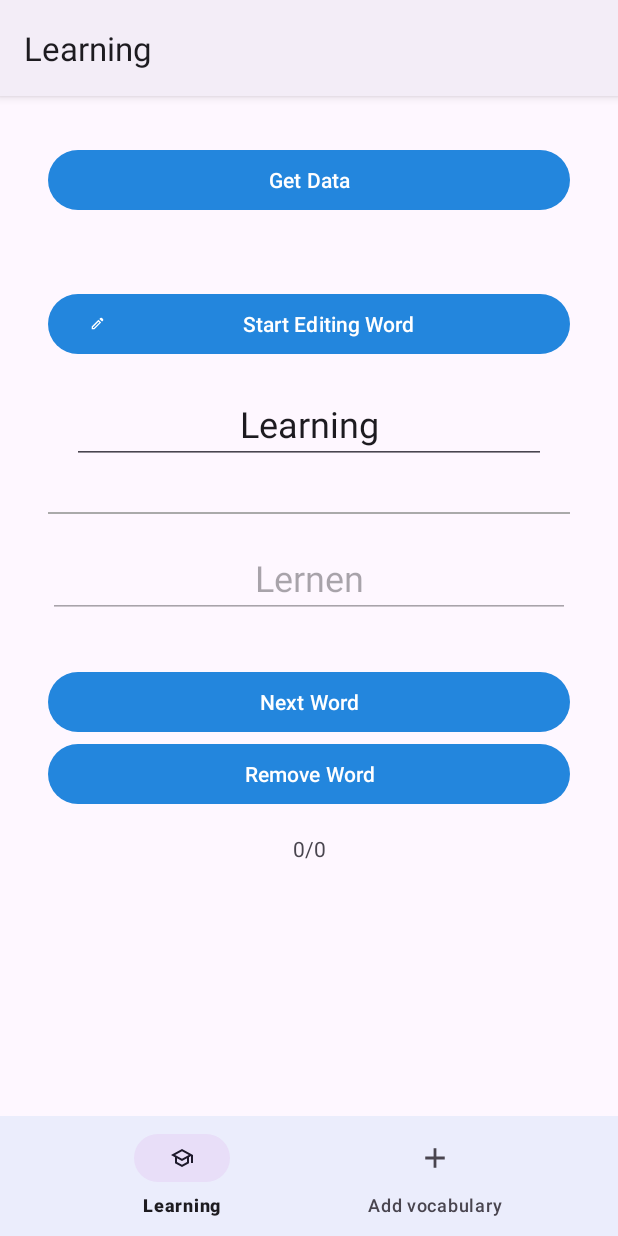
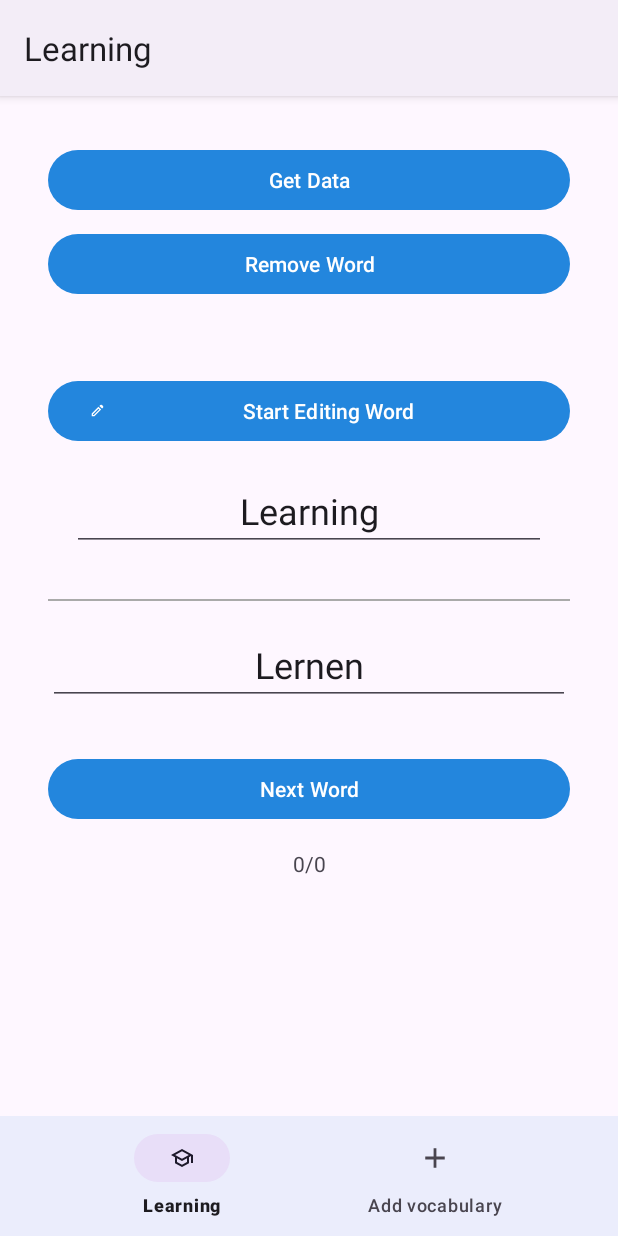
Before and after one commit to JustusvonderBeek/Vocabulary, an Android app: the screen it shows after launch (MainActivity), on a phone screen of 412 x 824 dp. Run offline under Robolectric (Android 15) with nearby library versions, the phone set to English and light mode, and no system bars; our stand-ins replace data binding, navigation-ui.

Commit message:
Moved buttons to avoid unintended remove

```diff
--- a/app/src/main/res/layout/fragment_learning.xml
+++ b/app/src/main/res/layout/fragment_learning.xml
@@ -34,13 +34,23 @@
         <LinearLayout
             android:layout_width="0dp"
             android:layout_height="0dp"
-            android:layout_marginTop="16dp"
-            android:padding="32dp"
+            android:paddingTop="8dp"
+            android:paddingStart="32dp"
+            android:paddingEnd="32dp"
+            android:paddingBottom="32dp"
             android:orientation="vertical"
             app:layout_constraintBottom_toBottomOf="parent"
             app:layout_constraintEnd_toEndOf="parent"
             app:layout_constraintStart_toStartOf="parent"
             app:layout_constraintTop_toBottomOf="@+id/button">
+
+            <com.google.android.material.button.MaterialButton
+                android:id="@+id/rmvBtn"
+                android:layout_width="match_parent"
+                android:layout_height="wrap_content"
+                android:layout_marginBottom="50dp"
+                android:onClick="@{() -> learningVM.removeWord()}"
+                android:text="@string/btn_rmv_word" />
 
             <com.google.android.material.button.MaterialButton
                 android:id="@+id/editButton"
@@ -80,7 +90,8 @@
                 android:layout_marginBottom="32dp"
                 android:text="@{learningVM.translateVocabulary}"
                 android:inputType="none"
-                android:enabled="false"
+                android:focusable="false"
+                android:focusableInTouchMode="false"
                 android:textAlignment="center"
                 android:textSize="24sp" />
 
@@ -88,15 +99,8 @@
                 android:id="@+id/nextButton"
                 android:layout_width="match_parent"
                 android:layout_height="wrap_content"
-                android:onClick="@{() -> learningVM.showNewVocabulary()}"
+                android:onClick="@{() -> learningVM.showNextWord()}"
                 android:text="@string/btn_next_word" />
-
-            <com.google.android.material.button.MaterialButton
-                android:id="@+id/rmvBtn"
-                android:layout_width="match_parent"
-                android:layout_height="wrap_content"
-                android:onClick="@{() -> learningVM.removeWord()}"
-                android:text="@string/btn_rmv_word" />
 
             <TextView
                 android:id="@+id/textView"
```
